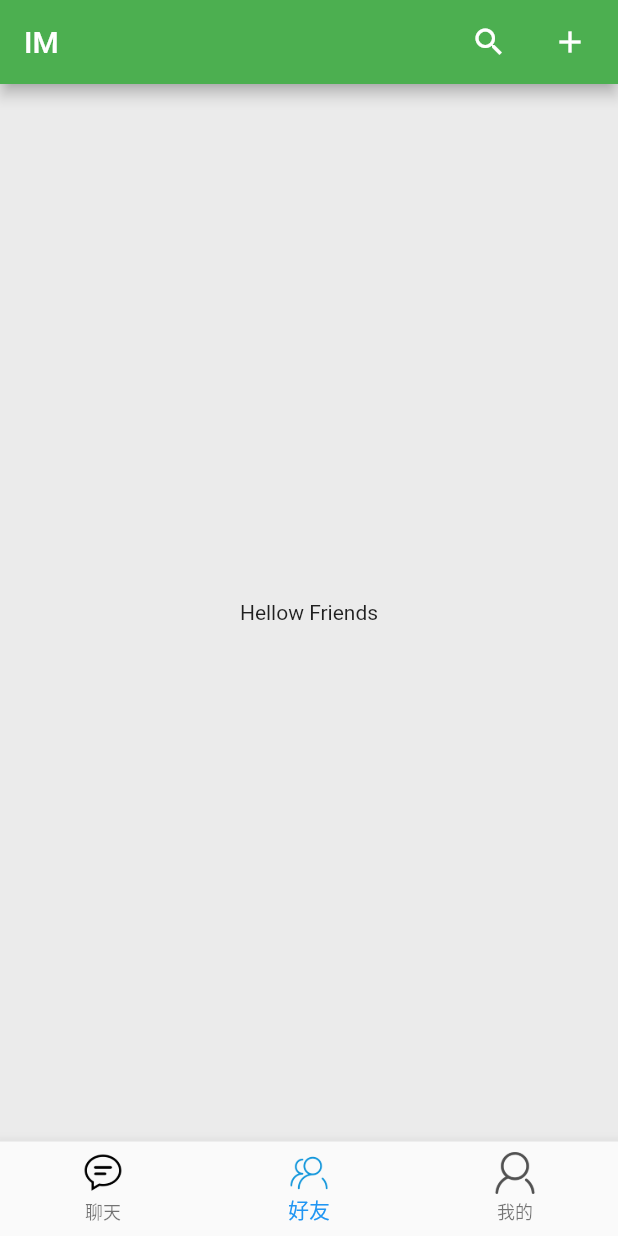
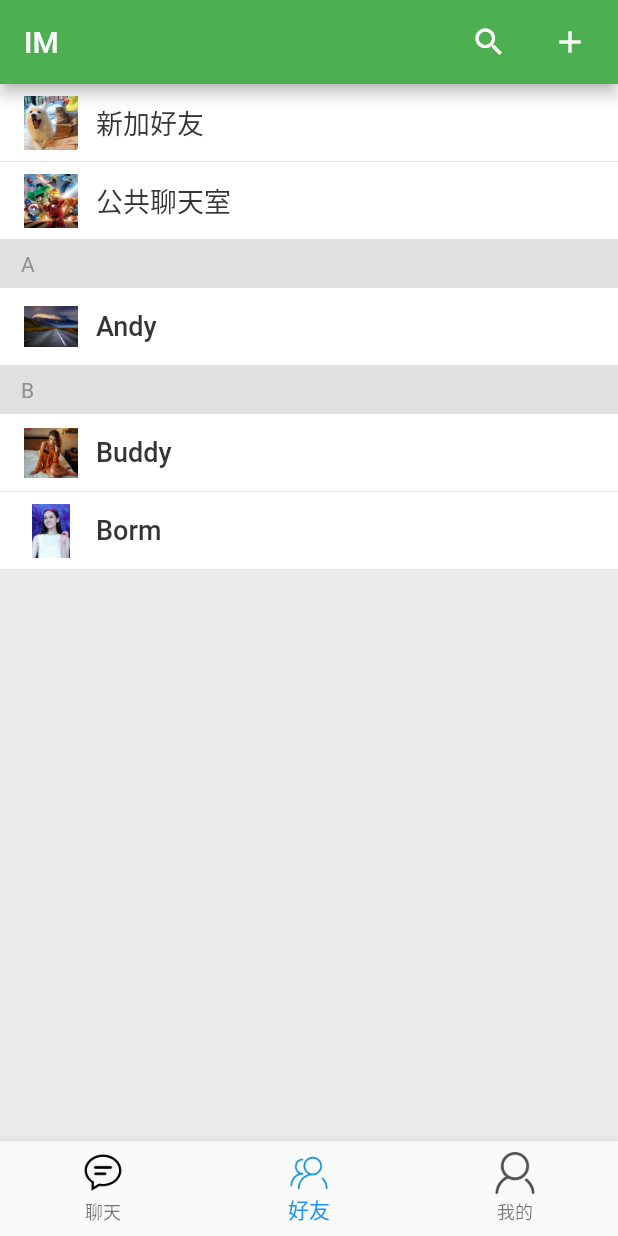
Before and after one commit to binjiayou66/LearningFlutter, a Flutter app: the screen it shows after launch, item 2 of the bottom bar chosen, on a phone screen of 412 x 824 dp. Run offline on Flutter 3.47's test engine with Material 2 defaults, Android fonts, the phone set to English and light mode, and no system bars; our stand-ins replace date_format, webview_flutter; network calls fail.

Commit message:
feat($wechat demo): 完成好友列表

```diff
--- a/Demos/flutter_wechat_simulation/lib/friends/friends.dart
+++ b/Demos/flutter_wechat_simulation/lib/friends/friends.dart
@@ -1,11 +1,50 @@
 import 'package:flutter/material.dart';
+import 'friends_sider_list.dart';
+import 'friends_vo.dart';
+import 'friends_item.dart';
+import 'friends_header.dart';
 
-class Friends extends StatelessWidget {
+class Friends extends StatefulWidget {
+  @override
+  State<StatefulWidget> createState() => _FriendsState();
+}
+
+class _FriendsState extends State<Friends> {
+  List<FriendsVO> _data = [
+    FriendsVO('A', 'Andy', 'assets/header03.jpg'),
+    FriendsVO('B', 'Buddy', 'assets/header04.jpg'),
+    FriendsVO('B', 'Borm', 'assets/header05.jpg'),
+  ];
+
   @override
   Widget build(BuildContext context) {
-    return Container(
-      child: Center(
-        child: Text('Hellow Friends'),
+    return Scaffold(
+      body: FriendsSiderList(
+        items: _data,
+        headerBuilder: (BuildContext context, int index) {
+          return Container(
+            child: FriendsHeader(),
+          );
+        },
+        sectionBuilder: (BuildContext context, int index) {
+          return Container(
+            height: 32.0,
+            padding: EdgeInsets.only(left: 14.0),
+            color: Colors.grey[300],
+            alignment: Alignment.centerLeft,
+            child: Text(
+              _data[index].sectionKey,
+              style: TextStyle(fontSize: 14.0, color: Color(0xff909090)),
+            ),
+          );
+        },
+        itemBuilder: (BuildContext context, int index) {
+          return Container(
+            color: Colors.white,
+            alignment: Alignment.centerLeft,
+            child: FriendsItem(_data[index]),
+          );
+        },
       ),
     );
   }
--- /dev/null
+++ b/Demos/flutter_wechat_simulation/lib/friends/friends_header.dart
@@ -0,0 +1,15 @@
+import 'package:flutter/material.dart';
+import 'friends_item.dart';
+import 'friends_vo.dart';
+
+class FriendsHeader extends StatelessWidget {
+  @override
+  Widget build(BuildContext context) {
+    return Column(
+      children: <Widget>[
+        FriendsItem(FriendsVO('', '新加好友', 'assets/header01.jpg')),
+        FriendsItem(FriendsVO('', '公共聊天室', 'assets/header02.jpg')),
+      ],
+    );
+  }
+}
--- /dev/null
+++ b/Demos/flutter_wechat_simulation/lib/friends/friends_item.dart
@@ -0,0 +1,41 @@
+import 'package:flutter/material.dart';
+import 'friends_vo.dart';
+
+class FriendsItem extends StatelessWidget {
+  final FriendsVO item;
+
+  FriendsItem(this.item);
+
+  @override
+  Widget build(BuildContext context) {
+    return Container(
+      decoration: BoxDecoration(
+        color: Colors.white,
+        border:
+            Border(bottom: BorderSide(width: 0.5, color: Color(0xffd9d9d9))),
+      ),
+      height: 52.0,
+      child: FlatButton(
+        onPressed: () {},
+        child: Row(
+          crossAxisAlignment: CrossAxisAlignment.center,
+          children: <Widget>[
+            Image.asset(
+              item.avatarURL,
+              width: 36.0,
+              height: 36.0,
+            ),
+            Container(
+              margin: EdgeInsets.only(left: 12.0),
+              child: Text(
+                item.name,
+                style: TextStyle(fontSize: 18.0, color: Color(0xff353535)),
+                maxLines: 1,
+              ),
+            ),
+          ],
+        ),
+      ),
+    );
+  }
+}
--- /dev/null
+++ b/Demos/flutter_wechat_simulation/lib/friends/friends_sider_list.dart
@@ -0,0 +1,87 @@
+import 'package:flutter/material.dart';
+import 'package:flutter/rendering.dart';
+import 'friends_vo.dart';
+
+class FriendsSiderList extends StatefulWidget {
+  final List<FriendsVO> items;
+  final IndexedWidgetBuilder headerBuilder;
+  final IndexedWidgetBuilder itemBuilder;
+  final IndexedWidgetBuilder sectionBuilder;
+
+  FriendsSiderList(
+      {Key key,
+      @required this.items,
+      this.headerBuilder,
+      @required this.itemBuilder,
+      @required this.sectionBuilder})
+      : super(key: key);
+
+  @override
+  State<StatefulWidget> createState() => _FriendsSiderListState();
+}
+
+class _FriendsSiderListState extends State<FriendsSiderList> {
+  final ScrollController _scrollController = ScrollController();
+
+  bool _onNotification(ScrollNotification notification) {
+    return true;
+  }
+
+  Widget _headerView(index) {
+    if (index == 0) {
+      return Offstage(
+        offstage: false,
+        child: widget.headerBuilder(context, index),
+      );
+    }
+    return Container();
+  }
+
+  bool _shouldShowHeader(int position) {
+    if (position <= 0) {
+      return true;
+    }
+    if (widget.items[position].sectionKey !=
+        widget.items[position - 1].sectionKey) {
+      return true;
+    }
+    return false;
+  }
+
+  @override
+  Widget build(BuildContext context) {
+    return Scaffold(
+      body: Stack(
+        children: <Widget>[
+          NotificationListener(
+            onNotification: _onNotification,
+            child: ListView.builder(
+              controller: _scrollController,
+              physics: const AlwaysScrollableScrollPhysics(),
+              itemCount: widget.items.length,
+              itemBuilder: (BuildContext context, int index) {
+                return Container(
+                  alignment: Alignment.centerLeft,
+                  child: Column(
+                    children: <Widget>[
+                      _headerView(index),
+                      Offstage(
+                        offstage: !_shouldShowHeader(index),
+                        child: widget.sectionBuilder(context, index),
+                      ),
+                      Column(
+                        children: <Widget>[
+                          widget.itemBuilder(context, index),
+                        ],
+                      ),
+                    ],
+                  ),
+                );
+              },
+            ),
+          ),
+        ],
+      ),
+    );
+  }
+}
--- /dev/null
+++ b/Demos/flutter_wechat_simulation/lib/friends/friends_vo.dart
@@ -0,0 +1,7 @@
+class FriendsVO {
+  String sectionKey;
+  String name;
+  String avatarURL;
+
+  FriendsVO(this.sectionKey, this.name, this.avatarURL);
+}
```
Also changed, not shown: Demos/flutter_wechat_simulation/assets/header01.jpg (added), Demos/flutter_wechat_simulation/assets/header02.jpg (added), Demos/flutter_wechat_simulation/assets/header03.jpg (added), Demos/flutter_wechat_simulation/assets/header04.jpg (added), Demos/flutter_wechat_simulation/assets/header05.jpg (added).
